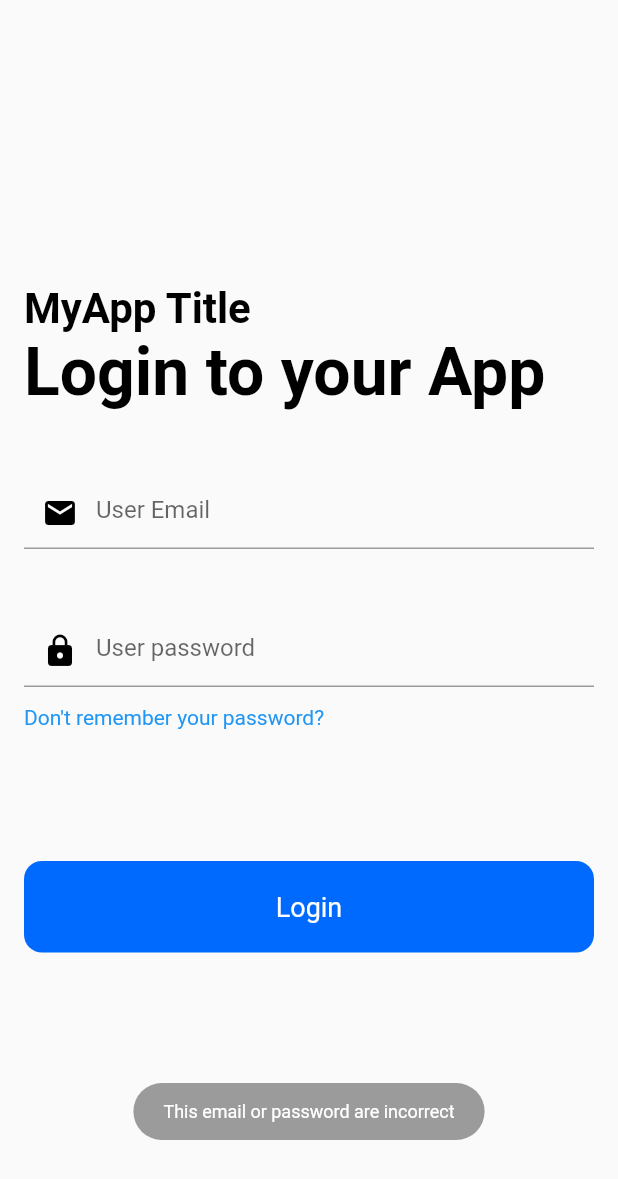
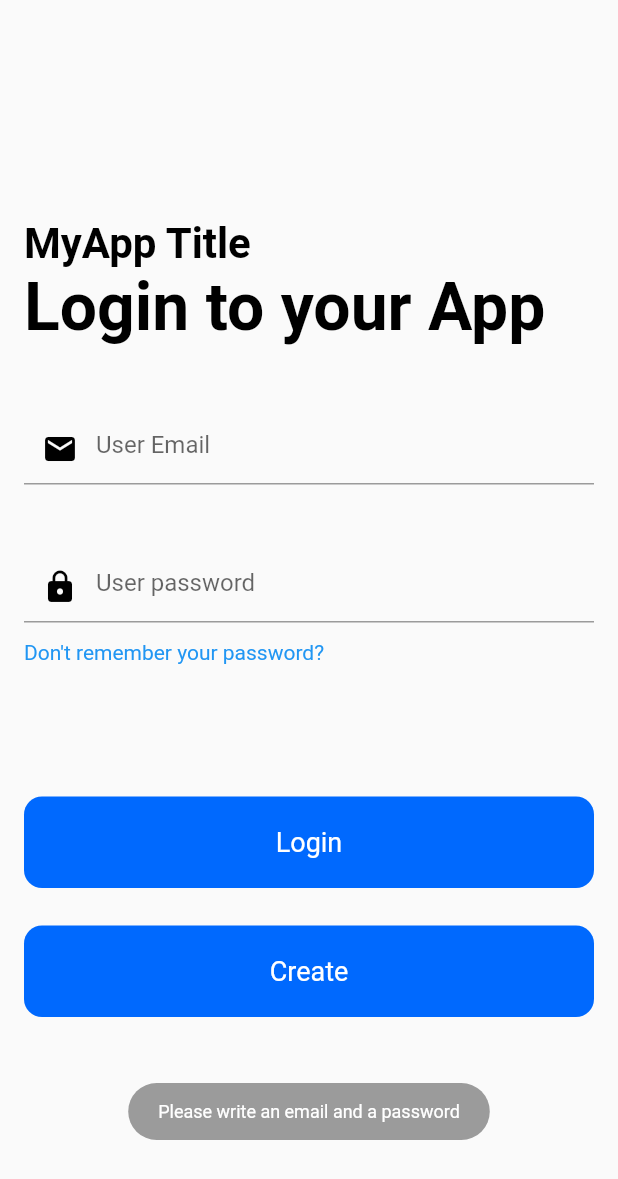
Before and after one commit to Clonico00/fct_javiermartinez, a Flutter app: the screen it shows after launch, after a tap on "Login", on a phone screen of 412 x 824 dp. Shown: the top 1179 px of the screen. Run offline on Flutter 3.47's test engine with Material 2 defaults, Android fonts, the phone set to English and light mode, and no system bars; our stand-ins replace cloud_firestore, firebase_auth, firebase_core, fluttertoast; accounts and stored records are empty; network calls fail.

Commit message:
login screen updates

```diff
--- a/lib/main.dart
+++ b/lib/main.dart
@@ -77,6 +77,7 @@ class _LoginScreenState extends State<LoginScreen> {
       required BuildContext context}) async {
     FirebaseAuth auth = FirebaseAuth.instance;
     User? user;
+
     try {
       UserCredential userCredential = await auth.signInWithEmailAndPassword(
           email: email, password: password);
@@ -88,6 +89,29 @@ class _LoginScreenState extends State<LoginScreen> {
     }
 
     return user;
+  }
+
+  Future<String> signUp(String email, String password) async {
+    try {
+      FirebaseAuth auth = FirebaseAuth.instance;
+      await auth
+          .createUserWithEmailAndPassword(email: email, password: password)
+          .then((value) async {
+        User? user = FirebaseAuth.instance.currentUser;
+
+        await FirebaseFirestore.instance
+            .collection("users")
+            .doc(user?.uid)
+            .set({
+          'uid': user?.uid,
+          'email': email,
+          'password': password,
+        });
+      });
+      return "Signed Up";
+      // ignore: empty_catches
+    } catch (e) {}
+    return "hola";
   }
 
   @override
@@ -162,6 +186,16 @@ class _LoginScreenState extends State<LoginScreen> {
                   if (user != null) {
                     Navigator.of(context).pushReplacement(MaterialPageRoute(
                         builder: (context) => ProfileScreen()));
+                  } else if (_emailController.text.isEmpty ||
+                      _passwordController.text.isEmpty) {
+                    Fluttertoast.showToast(
+                        msg: "Please write an email and a password", // message
+                        toastLength: Toast.LENGTH_SHORT, // length
+                        gravity: ToastGravity.BOTTOM, // location
+                        timeInSecForIosWeb: 2,
+                        backgroundColor: Colors.black38,
+                        fontSize: 12.0 // duration
+                        );
                   } else {
                     Fluttertoast.showToast(
                         msg: "This email or password are incorrect", // message
@@ -175,6 +209,37 @@ class _LoginScreenState extends State<LoginScreen> {
                 },
                 child: const Text("Login",
                     style: TextStyle(color: Colors.white, fontSize: 18.0)),
+              )),
+          const SizedBox(
+            height: 25.0,
+          ),
+          Container(
+              width: double.infinity,
+              child: RawMaterialButton(
+                fillColor: const Color(0XFF0069FE),
+                elevation: 0.0,
+                padding: const EdgeInsets.symmetric(vertical: 20.0),
+                shape: RoundedRectangleBorder(
+                    borderRadius: BorderRadius.circular(12.0)),
+                onPressed: () async {
+                  await signUp(
+                    _emailController.text,
+                    _passwordController.text,
+                  ).then((value) async {
+                    User? user = FirebaseAuth.instance.currentUser;
+
+                    await FirebaseFirestore.instance
+                        .collection("users")
+                        .doc(user?.uid)
+                        .set({
+                      'uid': user?.uid,
+                      'email': _emailController.text,
+                      'password': _passwordController.text,
+                    });
+                  });
+                },
+                child: const Text("Create",
+                    style: TextStyle(color: Colors.white, fontSize: 18.0)),
               ))
         ],
       ),
--- a/pubspec.yaml
+++ b/pubspec.yaml
@@ -37,8 +37,9 @@ dependencies:
   firebase_core: ^1.10.2
   firebase_auth: ^3.3.0
   fluttertoast: ^8.0.9
+  cloud_firestore: ^0.16.0
+  provider: ^4.3.3
 
-  cloud_firestore:
 
 dev_dependencies:
   flutter_test:
```
